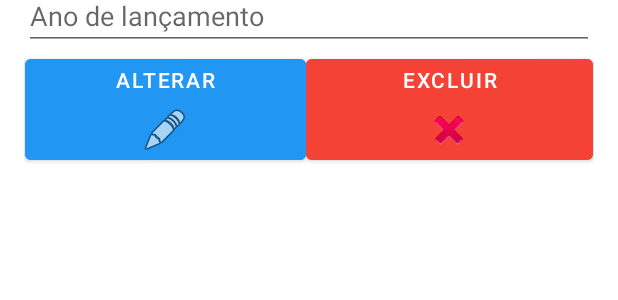
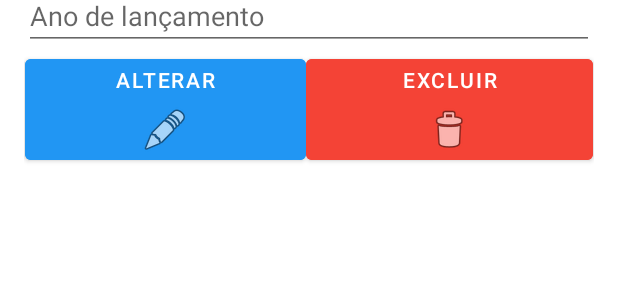
Before and after one commit to igmarflores/DipstMoveisMarcio, an Android app: the layout activity_alterafilme.xml on its own in the app's theme, with its tools: preview values and no code run, on a phone screen of 412 x 824 dp. Shown: the part 181-481 px from the top of the screen. Run offline under Robolectric (Android 15) with nearby library versions, the phone set to English and light mode, and no system bars.

Commit message:
Troquei o ícone do botão de excluir

```diff
--- a/app/src/main/res/layout/activity_alterafilme.xml
+++ b/app/src/main/res/layout/activity_alterafilme.xml
@@ -54,12 +54,13 @@
                             android:drawableBottom="@android:drawable/ic_menu_edit"
                             android:onClick="movieUpdate"
                             android:text="Alterar" />
+
                         <Button
                             android:id="@+id/btnDelete"
                             android:layout_width="191dp"
                             android:layout_height="wrap_content"
                             android:backgroundTint="#F44336"
-                            android:drawableBottom="@android:drawable/ic_delete"
+                            android:drawableBottom="@android:drawable/ic_menu_delete"
                             android:onClick="movieDelete"
                             android:text="Excluir" />
                 </LinearLayout>
```
